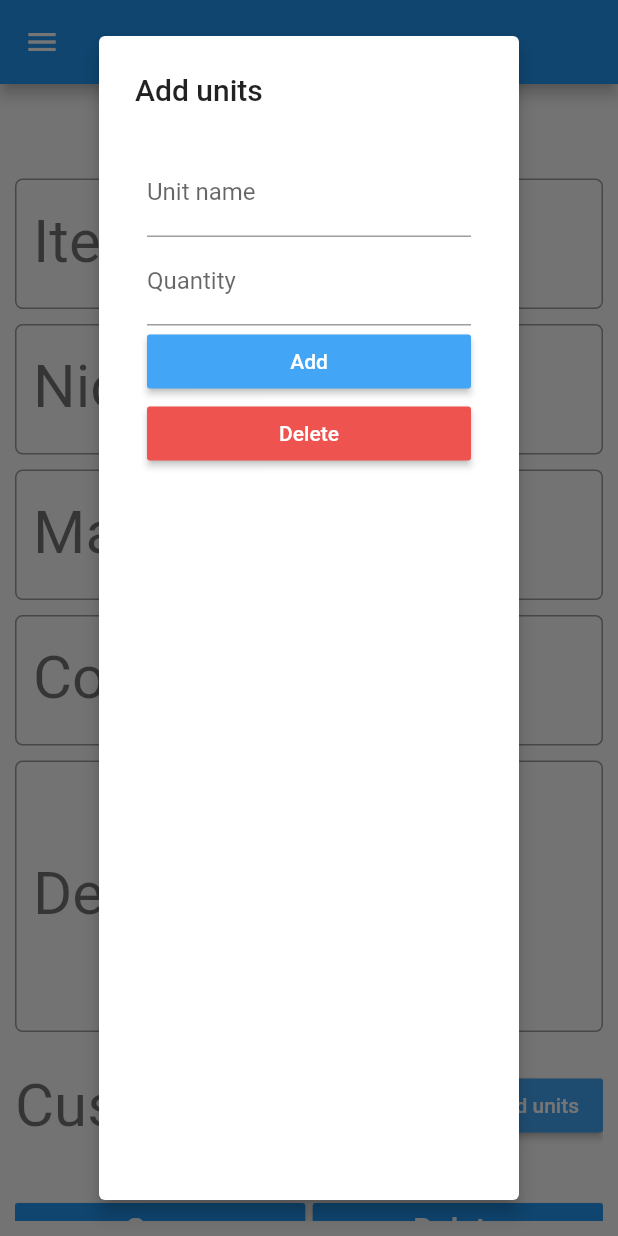
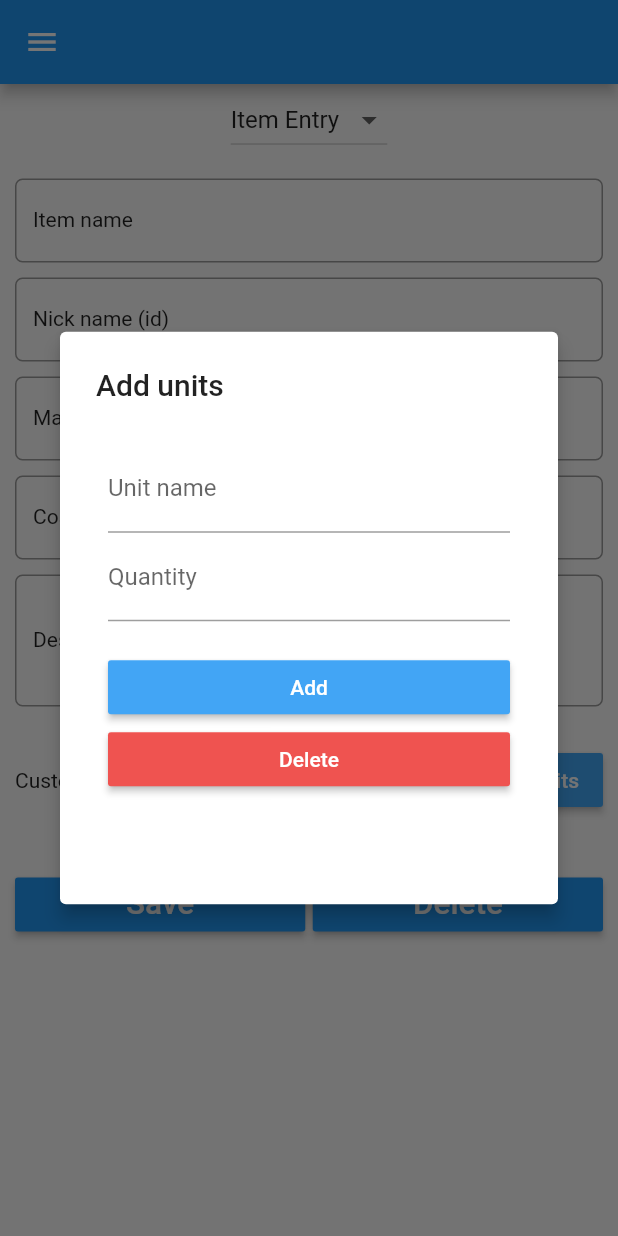
Before and after one commit to Solway-Software/solway-inventory, a Flutter app: the ItemEntryForm screen opened directly with empty values, after a tap on "Add units", on a phone screen of 412 x 824 dp. Run offline on Flutter 3.47's test engine with Material 2 defaults, Android fonts, the phone set to English and light mode, and no system bars; our stand-ins replace cloud_firestore, firebase_auth, firebase_core, flutter_spinkit, flutter_typeahead; accounts and stored records are empty.

Commit message:
new fixes...

```diff
--- a/lib/app/forms/itemEntryForm.dart
+++ b/lib/app/forms/itemEntryForm.dart
@@ -1,3 +1,5 @@
+import 'dart:developer';
+
 import 'package:flutter/material.dart';
 import 'package:provider/provider.dart';
 
@@ -84,7 +86,7 @@ class _ItemEntryFormState extends State<ItemEntryForm> {
   }
 
   Widget buildForm(BuildContext context) {
-    TextStyle textStyle = Theme.of(context).textTheme.headlineLarge;
+    TextStyle textStyle = Theme.of(context).textTheme.bodyMedium;
 
     return Column(children: <Widget>[
       DropdownButton<String>(
@@ -321,6 +323,7 @@ class _ItemEntryFormState extends State<ItemEntryForm> {
       message = "Permission Denied";
     }
 
+    log("MAHAMMAD - _save ===>");
     if (this.item.name == '' || this.stringUnderNickName != '') {
       // item name is set to '' if its duplicate in above function updateIteName
       message = "Name or Nick name already registered";
@@ -335,6 +338,8 @@ class _ItemEntryFormState extends State<ItemEntryForm> {
         this.item.used += 1;
         crudHelper.updateItem(this.item);
       } else {
+        log("MAHAMMAD - Add Item Called ===>");
+
         // Case 2: Insert operation
         crudHelper.addItem(this.item);
       }
@@ -456,6 +461,9 @@ class _ItemEntryFormState extends State<ItemEntryForm> {
               ),
               content: Padding(
                   padding: const EdgeInsets.all(8.0),
+                  child: SizedBox(
+                    width: MediaQuery.of(context).size.width / 1.2,
+                    height: MediaQuery.of(context).size.height / 3,
                     child: Form(
                         key: _unitFormKey,
                         child: ListView(children: <Widget>[
@@ -491,7 +499,7 @@ class _ItemEntryFormState extends State<ItemEntryForm> {
                                   return "Invalid value";
                                 }
                               }),
-                        SizedBox(width: 20.0),
+                          SizedBox(height: 20.0),
                           RaisedButton(
                               color: Colors.blue[400],
                               child: Text(
@@ -504,7 +512,8 @@ class _ItemEntryFormState extends State<ItemEntryForm> {
                                     this.item.units = Map();
                                   }
                                   this.item.units[name] = quantity;
-                                print("Updating this item ${this.item.units}");
+                                  print(
+                                      "Updating this item ${this.item.units}");
                                   setState(() => Navigator.pop(context));
                                 }
                               }),
@@ -523,7 +532,8 @@ class _ItemEntryFormState extends State<ItemEntryForm> {
                                 name = '';
                                 setState(() => Navigator.pop(context));
                               }),
-                      ]))));
+                        ])),
+                  )));
         });
   }
 }
--- a/lib/app/forms/stockEntryForm.dart
+++ b/lib/app/forms/stockEntryForm.dart
@@ -121,7 +121,7 @@ class _StockEntryFormState extends State<StockEntryForm> {
   }
 
   Widget buildForm(BuildContext context) {
-    TextStyle textStyle = Theme.of(context).textTheme.headlineLarge;
+    TextStyle textStyle = Theme.of(context).textTheme.bodyMedium;
 
     return Column(children: <Widget>[
       DropdownButton<String>(
--- a/lib/utils/window.dart
+++ b/lib/utils/window.dart
@@ -137,7 +137,7 @@ class WindowUtils {
             labelText: labelText,
             labelStyle: textStyle,
             hintText: hintText,
-            errorStyle: TextStyle(color: Colors.redAccent, fontSize: 15.0),
+            errorStyle: TextStyle(color: Colors.redAccent, fontSize: 10.0),
             border:
                 OutlineInputBorder(borderRadius: BorderRadius.circular(5.0))),
       ), // Textfield
```
Also changed, not shown: lib/app/forms/salesEntryForm.dart (+11 -1 lines), lib/app/settings.dart (+17 -7 lines), lib/services/crud.dart (+31 -10 lines), 1 other file. Lines whose indentation alone changed are shown as unchanged.
